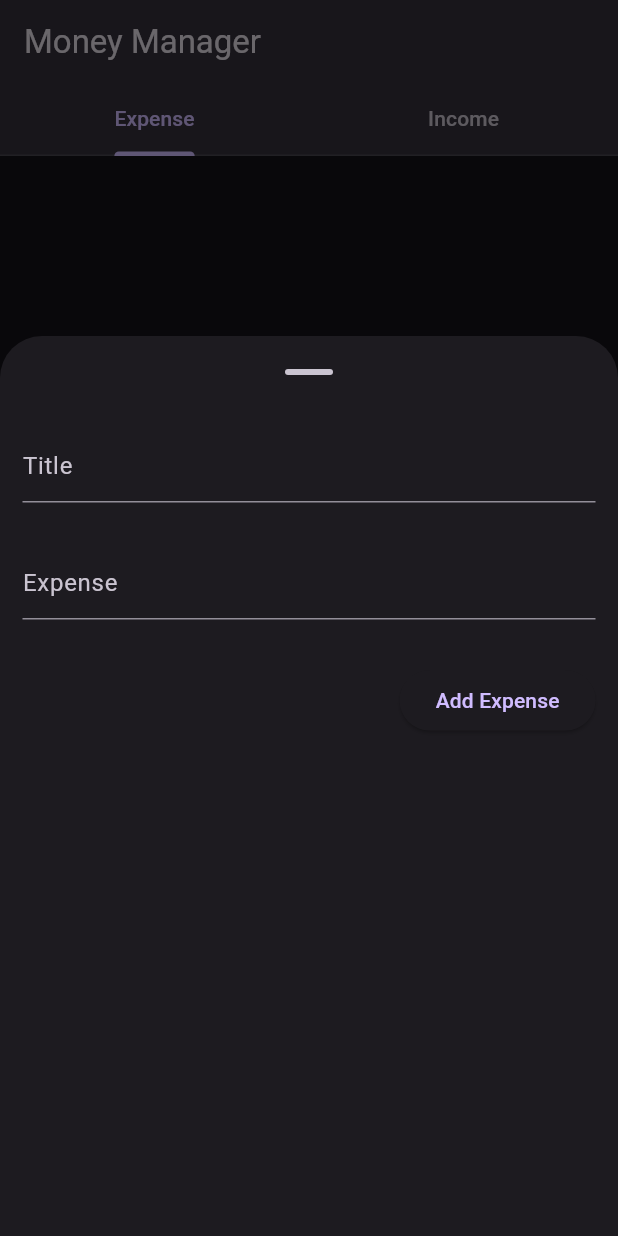
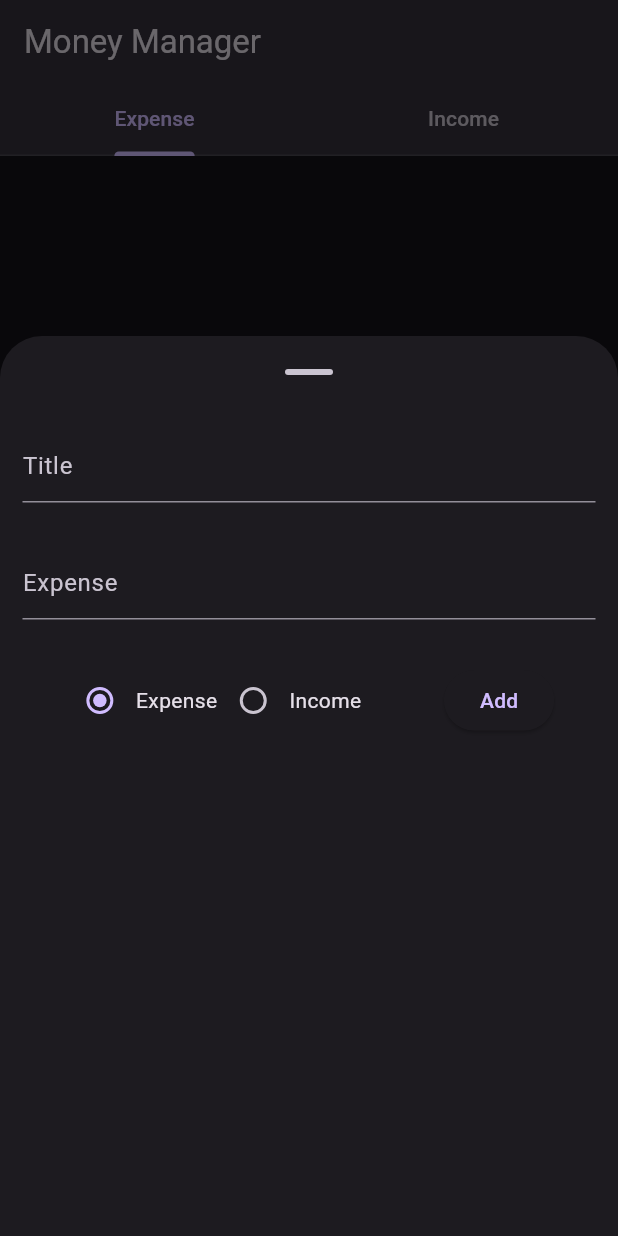
Before and after one commit to amaljosev/money-manager, a Flutter app: the screen it shows after launch, after a tap on "Add", on a phone screen of 412 x 824 dp. Run offline on Flutter 3.47's test engine with Material 3 defaults, Android fonts, the phone set to English and light mode, and no system bars; our stand-ins replace get, sqflite; accounts and stored records are empty.

Commit message:
second table added

```diff
--- a/lib/controller/expense/expense_controller.dart
+++ b/lib/controller/expense/expense_controller.dart
@@ -1,23 +1,32 @@
 import 'dart:developer';
-
 import 'package:flutter/material.dart';
 import 'package:get/get.dart';
 import 'package:moneymanager/view/widgets/my_form.dart';
 import 'package:sqflite/sqflite.dart' as sql;
 
-class ExpenceController extends GetxController {
+class ExpenceController extends GetxController
+    with GetTickerProviderStateMixin {
   RxList<Map<String, dynamic>> expenses = <Map<String, dynamic>>[].obs;
+  var category = Category.expense.obs;
   final formKey = GlobalKey<FormState>();
   RxInt expenseId = 0.obs;
   RxBool isUpdate = false.obs;
   RxBool isLoading = false.obs;
   final titleController = TextEditingController();
   final expenseController = TextEditingController();
+  late TabController tabController;
 
   @override
   void onInit() {
     super.onInit();
+    tabController = TabController(length: 2, vsync: this);
     refreshAllData();
+  }
+
+  @override
+  void onClose() {
+    tabController.dispose();
+    super.onClose();
   }
 
   void refreshAllData() async {
--- /dev/null
+++ b/lib/controller/income/income_controller.dart
@@ -0,0 +1,84 @@
+import 'dart:developer';
+
+import 'package:get/get.dart';
+import 'package:moneymanager/model/income_model.dart';
+import 'package:sqflite/sqflite.dart' as sql;
+
+class IncomeController extends GetxController {
+  RxList<Map<String, dynamic>> incomeCollection = <Map<String, dynamic>>[].obs;
+
+  @override
+  void onInit() {
+    super.onInit();
+    refreshIcomeTable();
+  }
+
+  refreshIcomeTable() async {
+    final ctrl = IncomeController();
+    final data = await ctrl.getItems();
+    incomeCollection.value = data;
+  }
+
+
+  Future<void> createTable(sql.Database database) async {
+    await database.execute('''CREATE TABLE income_db(
+      id INTEGER PRIMARY KEY AUTOINCREMENT NOT NULL,
+      amount INTEGER,
+      source TEXT,
+      date TIMESTAMP NOT NULL DEFAULT CURRENT_TIMESTAMP
+    )''');
+  }
+
+  Future<sql.Database> db() async {
+    return sql.openDatabase(
+      'income_db',
+      version: 1,
+      onCreate: (db, version) async {
+        log('...creating income db');
+        await createTable(db);
+      },
+    );
+  }
+
+  Future<int> insertIncome(IncomeModel income) async {
+    final ctrl = IncomeController();
+    final db = await ctrl.db();
+    int response = await db.insert(
+        'income_db', {'income': income.amount, 'source': income.source},
+        conflictAlgorithm: sql.ConflictAlgorithm.replace);
+    return response;
+  }
+
+  Future<List<Map<String, dynamic>>> getItems() async {
+    final ctrl = IncomeController();
+    final db = await ctrl.db();
+    return db.query('income_db', orderBy: 'id');
+  }
+
+  Future<List<Map<String, dynamic>>> getItem(int id) async {
+    final ctrl = IncomeController();
+    final db = await ctrl.db();
+    return db.query('income_db', where: 'id=?', whereArgs: [id]);
+  }
+
+  Future<int> updateIncome(IncomeModel income) async {
+    final ctrl = IncomeController();
+    final db = await ctrl.db();
+    final response = await db.update(
+        'income_db',
+        {
+          'amount': income.amount,
+          'source': income.source,
+          'date': DateTime.now()
+        },
+        conflictAlgorithm: sql.ConflictAlgorithm.replace);
+    return response;
+  }
+
+  Future<int> delete(int id) async {
+    final ctrl = IncomeController();
+    final db = await ctrl.db();
+    final response = db.delete('income_db', where: 'id=?', whereArgs: [id]);
+    return response;
+  }
+}
--- a/lib/main.dart
+++ b/lib/main.dart
@@ -1,5 +1,6 @@
 import 'package:flutter/material.dart';
 import 'package:get/get.dart';
+import 'package:moneymanager/controller/expense/expense_controller.dart';
 import 'package:moneymanager/view/screens/home_screen.dart';
 
 void main() {
@@ -23,6 +24,7 @@ class MyApp extends StatelessWidget {
         'home': (context) => const ScreenHome(),
       },
       initialRoute: 'home',
+
     );
   }
 }
--- /dev/null
+++ b/lib/model/income_model.dart
@@ -0,0 +1,11 @@
+class IncomeModel {
+  final int id;
+  final int amount;
+  final String source;
+
+  IncomeModel({
+    required this.id,
+    required this.amount,
+    required this.source,
+  });
+}
--- a/lib/view/screens/home_screen.dart
+++ b/lib/view/screens/home_screen.dart
@@ -1,6 +1,8 @@
 import 'package:flutter/material.dart';
 import 'package:get/get.dart';
 import 'package:moneymanager/controller/expense/expense_controller.dart';
+import 'package:moneymanager/controller/income/income_controller.dart';
+import 'package:moneymanager/view/widgets/my_form.dart';
 
 class ScreenHome extends StatelessWidget {
   const ScreenHome({super.key});
@@ -8,29 +10,28 @@ class ScreenHome extends StatelessWidget {
   @override
   Widget build(BuildContext context) {
     final expenseCtrl = Get.put(ExpenceController());
-    final size = MediaQuery.of(context).size;
-    return DefaultTabController(
-      length: 2,
-      child: Scaffold(
+    final incomeCtrl = Get.put(IncomeController());
+    return Obx(() => Scaffold(
           appBar: AppBar(
             title: const Text('Money Manager'),
             backgroundColor: const Color.fromARGB(255, 53, 49, 59),
-          bottom: const TabBar(tabs: [
+            bottom: TabBar(
+                controller: expenseController.tabController,
+                tabs: const [
                   Tab(text: 'Expense'),
                   Tab(text: 'Income'),
                 ]),
           ),
-        body: Obx(() => TabBarView(
+          body: TabBarView(
+            controller: expenseCtrl.tabController,
             children: [
               SizedBox(
-                  width: size.width,
-                  height: size.height,
                 child: ListView.builder(
                     itemBuilder: (context, index) {
                       return ListTile(
                         title: Text(expenseCtrl.expenses[index]['title']),
-                          subtitle: Text(
-                              "₹${expenseCtrl.expenses[index]['expense']}"),
+                        subtitle:
+                            Text("₹${expenseCtrl.expenses[index]['expense']}"),
                         trailing: IconButton(
                             onPressed: () {
                               expenseCtrl.deleteItem(
@@ -44,19 +45,34 @@ class ScreenHome extends StatelessWidget {
                     },
                     itemCount: expenseCtrl.expenses.length),
               ),
-                Container(
-                  width: size.width,
-                  height: size.height,
-                  color: Colors.deepPurple,
+              SizedBox(
+                child: ListView.builder(
+                    itemBuilder: (context, index) {
+                      return ListTile(
+                        title:
+                            Text(incomeCtrl.incomeCollection[index]['source']),
+                        subtitle: Text(
+                            "₹${incomeCtrl.incomeCollection[index]['amount']}"),
+                        trailing: IconButton(
+                            onPressed: () {
+                              incomeCtrl.delete(
+                                  incomeCtrl.incomeCollection[index]['id']);
+                              incomeCtrl.refreshIcomeTable();
+                            },
+                            icon: const Icon(Icons.delete_outline_outlined)),
+                        onTap: () => expenseCtrl.showForm(
+                            incomeCtrl.incomeCollection[index]['id'], context),
+                      );
+                    },
+                    itemCount: incomeCtrl.incomeCollection.length),
               )
             ],
-            )),
+          ),
           floatingActionButton: FloatingActionButton.extended(
             onPressed: () => expenseCtrl.showForm(null, context),
             label: const Text('Add'),
             icon: const Icon(Icons.add),
           ),
-      ),
-    );
+        ));
   }
 }
--- a/lib/view/widgets/my_form.dart
+++ b/lib/view/widgets/my_form.dart
@@ -1,8 +1,13 @@
 import 'package:flutter/material.dart';
 import 'package:get/get.dart';
 import 'package:moneymanager/controller/expense/expense_controller.dart';
+import 'package:moneymanager/controller/income/income_controller.dart';
+import 'package:moneymanager/model/income_model.dart';
 
 final expenseController = Get.find<ExpenceController>();
+final incomeController = Get.find<IncomeController>();
+
+enum Category { expense, income }
 
 class MyForm extends StatelessWidget {
   const MyForm({
@@ -15,7 +20,7 @@ class MyForm extends StatelessWidget {
 
   @override
   Widget build(BuildContext context) {
-    return Form(
+    return Obx(() => Form(
           key: expenseController.formKey,
           child: Padding(
             padding: const EdgeInsets.all(15.0),
@@ -41,40 +46,103 @@ class MyForm extends StatelessWidget {
                   height: 30,
                 ),
                 Row(
-              mainAxisAlignment: MainAxisAlignment.end,
+                  mainAxisAlignment: MainAxisAlignment.spaceAround,
+                  children: [
+                    Row(
+                      children: [
+                        Radio<Category>(
+                          value: Category.expense,
+                          groupValue: expenseController.category.value,
+                          onChanged: (Category? value) =>
+                              expenseController.category.value = value!,
+                        ),
+                        const Text('Expense'),
+                        Radio<Category>(
+                          value: Category.income,
+                          groupValue: expenseController.category.value,
+                          onChanged: (Category? value) =>
+                              expenseController.category.value = value!,
+                        ),
+                        const Text('Income'),
+                      ],
+                    ),
+                    Row(
                       children: [
                         ElevatedButton(
                             onPressed: expenseController.isLoading.value
                                 ? () {}
+                                : expenseController.category.value ==
+                                        Category.expense
+                                    ? () async {
+                                        if (expenseController
+                                            .formKey.currentState!
+                                            .validate()) {
+                                          expenseController.isLoading.value =
+                                              true;
+                                          isUpdate.value
+                                              ? await expenseController
+                                                  .updateItem(
+                                                      id,
+                                                      expenseController
+                                                          .titleController.text,
+                                                      int.parse(expenseController
+                                                          .expenseController
+                                                          .text))
+                                              : await expenseController
+                                                  .createExpense(
+                                                      expenseController
+                                                          .titleController.text,
+                                                      int.parse(
+                                                          expenseController
+                                                              .expenseController
+                                                              .text));
+
+                                          expenseController
+                                              .titleController.text = '';
+                                          expenseController
+                                              .expenseController.text = '';
+                                          expenseController.isLoading.value =
+                                              false;
+                                          Get.back();
+                                          expenseController.refreshAllData();
+                                        }
+                                      }
                                     : () async {
-                            if (expenseController.formKey.currentState!
+                                        final incomeData = IncomeModel(
+                                            id: id,
+                                            amount: int.parse(expenseController
+                                                .expenseController.text),
+                                            source: expenseController
+                                                .titleController.text);
+                                        if (expenseController
+                                            .formKey.currentState!
                                             .validate()) {
-                              expenseController.isLoading.value = true;
+                                          expenseController.isLoading.value =
+                                              true;
                                           isUpdate.value
-                                  ? await expenseController.updateItem(
-                                      id,
-                                      expenseController.titleController.text,
-                                      int.parse(expenseController
-                                          .expenseController.text))
-                                  : await expenseController.createExpense(
-                                      expenseController.titleController.text,
-                                      int.parse(expenseController
-                                          .expenseController.text));
+                                              ? await incomeController
+                                                  .updateIncome(incomeData)
+                                              : await incomeController
+                                                  .insertIncome(incomeData);
 
-                              expenseController.titleController.text = '';
-                              expenseController.expenseController.text = '';
-                              expenseController.isLoading.value = false;
+                                          expenseController
+                                              .titleController.text = '';
+                                          expenseController
+                                              .expenseController.text = '';
+                                          expenseController.isLoading.value =
+                                              false;
                                           Get.back();
                                           expenseController.refreshAllData();
                                         }
                                       },
-                    child: Text(
-                        isUpdate.value ? 'Update Expense' : 'Add Expense')),
+                            child: Text(isUpdate.value ? 'Update' : 'Add')),
                       ],
                     )
                   ],
                 ),
+              ],
             ),
-    );
+          ),
+        ));
   }
 }
```
Also changed, not shown: lib/view/screens/expense_screen.dart (added), lib/view/screens/income_screen.dart (added). Lines whose indentation alone changed are shown as unchanged.
